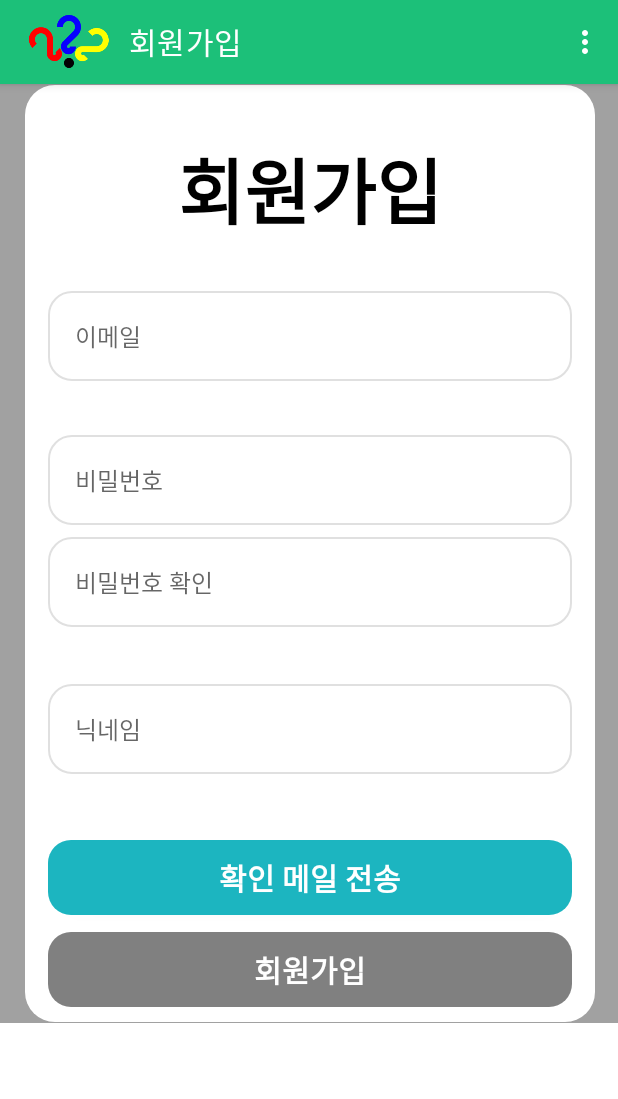
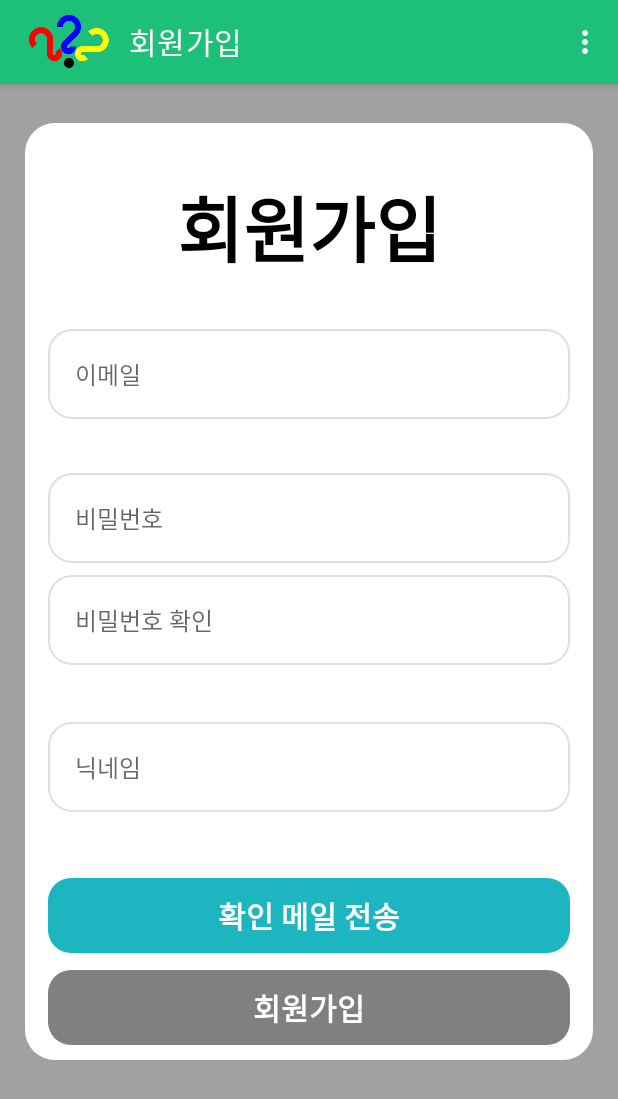
Before and after one commit to patrickkkim/Mobile-Programming-ChipQuiz, an Android app: the SignupActivity screen opened directly, with no data from a screen before it, on a phone screen of 412 x 824 dp. Shown: the top 1099 px of the screen. Run offline under Robolectric (Android 15) with nearby library versions, the phone set to English and light mode, and no system bars; our stand-ins replace Firebase (no records; nobody signed in at launch, a user with empty details on screens opened directly).

Commit message:
Signup Activity 오류 수정 top 마진과 bottom 마진 추가

```diff
--- a/app/src/main/java/com/koreatech/chipquiz/chipquiz/SignupActivity.java
+++ b/app/src/main/java/com/koreatech/chipquiz/chipquiz/SignupActivity.java
@@ -281,9 +281,10 @@ public class SignupActivity extends BaseActivity {
 
     @Override
     protected void onDestroy() {
-        if (!FirebaseAuth.getInstance().getCurrentUser().isEmailVerified()) {
-            FirebaseAuth.getInstance().getCurrentUser().delete();
-        }
+        if (FirebaseAuth.getInstance().getCurrentUser() != null)
+            if (!FirebaseAuth.getInstance().getCurrentUser().isEmailVerified()) {
+                FirebaseAuth.getInstance().getCurrentUser().delete();
+            }
         super.onDestroy();
     }
 }
--- a/app/src/main/res/layout/activity_signup.xml
+++ b/app/src/main/res/layout/activity_signup.xml
@@ -3,7 +3,8 @@
     xmlns:app="http://schemas.android.com/apk/res-auto"
     xmlns:tools="http://schemas.android.com/tools"
     android:layout_width="match_parent"
-    android:layout_height="match_parent" >
+    android:layout_height="match_parent"
+    android:background="#A1A1A1" >
 
     <androidx.constraintlayout.widget.ConstraintLayout
         android:layout_width="match_parent"
@@ -11,10 +12,12 @@
         android:background="#A1A1A1">
 
         <androidx.constraintlayout.widget.ConstraintLayout
-        android:layout_width="381dp"
+            android:layout_width="0dp"
             android:layout_height="626dp"
             android:layout_marginStart="16dp"
             android:layout_marginEnd="16dp"
+            android:layout_marginTop="25dp"
+            android:layout_marginBottom="25dp"
             android:background="@drawable/rounded_corner"
             android:orientation="vertical"
             app:layout_constraintBottom_toBottomOf="parent"
```
Lines whose indentation alone changed are shown as unchanged.
